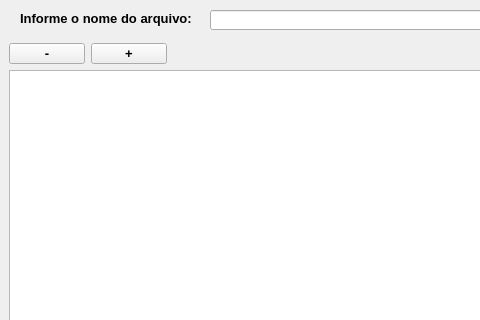
The window that trabalho/Interface.ui (EricTierre/compiladores) describes before a commit, drawn with Qt 5; both pictures show x 0 to 480 and y 0 to 320 of the 1291 by 704 pixel window.
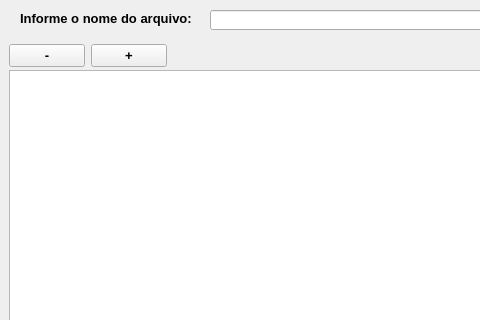
The same window after the commit. Icons and pictures are not drawn. Custom widgets are drawn as their Qt base class.

Patch:
```diff
--- a/trabalho/Interface.ui
+++ b/trabalho/Interface.ui
@@ -319,13 +319,13 @@
      <string>Limpar</string>
     </property>
    </widget>
-   <widget class="QWidget" name="">
+   <widget class="QWidget" name="layoutWidget">
     <property name="geometry">
      <rect>
       <x>9</x>
       <y>43</y>
       <width>158</width>
-      <height>21</height>
+      <height>26</height>
      </rect>
     </property>
     <layout class="QHBoxLayout" name="horizontalLayout_3">
```
Left out of the diff: 4 changed lines with no effect on the pictures.
